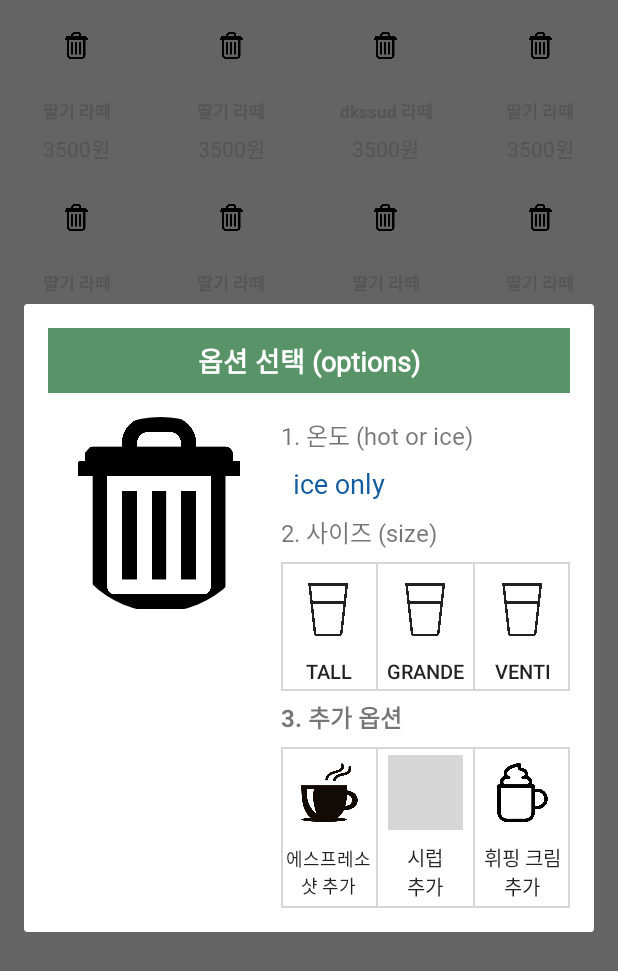
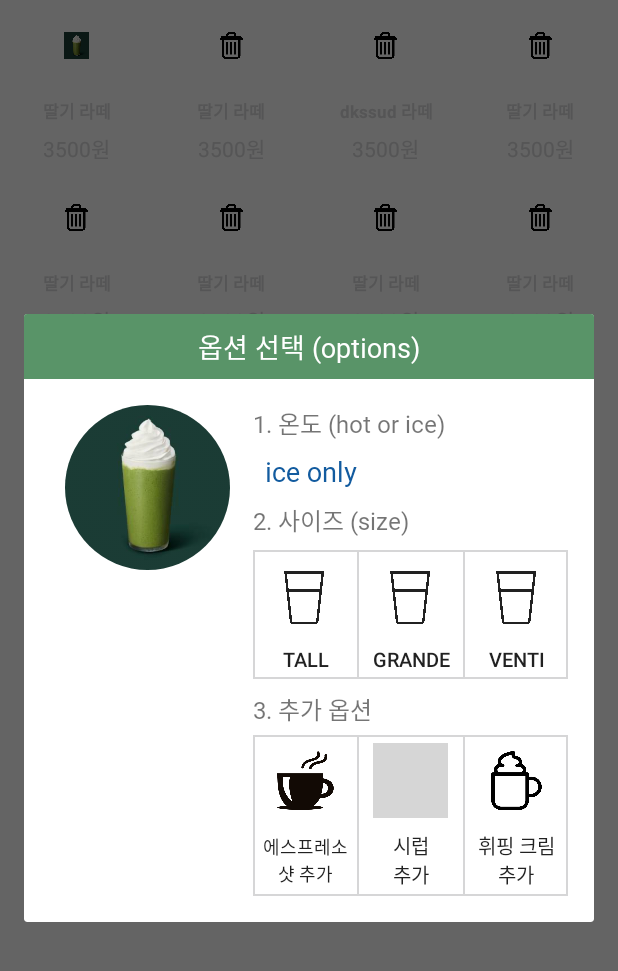
Before and after one commit to minju1459/kiosk_ordering, an Android app: the fragment BlendedFragment shown on its own in the app's theme, after a tap on "딸기 라떼", on a phone screen of 412 x 824 dp. Shown: the top 971 px of the screen. Run offline under Robolectric (Android 15) with nearby library versions, the phone set to English and light mode, and no system bars; our stand-ins replace CircleImageView, data binding; grey boxes are pictures that could not be loaded.

Commit message:
[FIX] option dialog layout 조정

```diff
--- a/app/src/main/java/com/kiosk/app/blended/BlendedFragment.kt
+++ b/app/src/main/java/com/kiosk/app/blended/BlendedFragment.kt
@@ -35,7 +35,7 @@ class BlendedFragment : BindingFragment<FragmentBlendedBinding>(R.layout.fragmen
 
     private fun getItems(): List<Item> {
         return listOf(
-            Item(R.drawable.ic_main_delete, "딸기 라떼", "3500원"),
+            Item(R.drawable.img_green, "딸기 라떼", "3500원"),
             Item(R.drawable.ic_main_delete, "딸기 라떼", "3500원"),
             Item(R.drawable.ic_main_delete, "dkssud 라떼", "3500원"),
             Item(R.drawable.ic_main_delete, "딸기 라떼", "3500원"),
--- a/app/src/main/res/layout/dialog_ice_option.xml
+++ b/app/src/main/res/layout/dialog_ice_option.xml
@@ -7,8 +7,7 @@
     <LinearLayout
         android:layout_width="match_parent"
         android:layout_height="wrap_content"
-        android:orientation="vertical"
-        android:padding="16dp">
+        android:orientation="vertical">
 
         <TextView
             android:id="@+id/tv_option_title"
@@ -20,19 +19,19 @@
             android:padding="8dp"
             android:text="@string/option_tv_title"
             android:textColor="@android:color/white"
-            android:textSize="18sp"
-            android:textStyle="bold" />
+            android:textSize="18sp" />
 
         <LinearLayout
             android:layout_width="match_parent"
             android:layout_height="wrap_content"
             android:orientation="horizontal"
+            android:padding="17dp"
             android:paddingTop="16dp">
 
             <de.hdodenhof.circleimageview.CircleImageView
                 android:id="@+id/ivMenuImage"
-                android:layout_width="130dp"
-                android:layout_height="130dp"
+                android:layout_width="110dp"
+                android:layout_height="110dp"
                 android:layout_marginStart="10dp"
                 android:contentDescription="@null"
                 tools:src="@drawable/img_green" />
@@ -173,15 +172,15 @@
                 <TextView
                     android:layout_width="wrap_content"
                     android:layout_height="wrap_content"
-                    android:layout_marginTop="5dp"
+                    android:layout_marginTop="8dp"
                     android:text="@string/option_tv_add_option"
                     android:textSize="16sp"
-                    android:textStyle="bold" />
+                   android:fontFamily="@font/pretendard_bold" />
 
                 <LinearLayout
                     android:layout_width="wrap_content"
                     android:layout_height="wrap_content"
-                    android:layout_marginTop="8dp"
+                    android:layout_marginTop="5dp"
                     android:background="@drawable/shape_transparent_fill_grayscales400_line_rectangle"
                     android:orientation="horizontal">
 
```
Also changed, not shown: app/src/main/res/layout/dialog_hot_option.xml (+8 -9 lines), app/src/main/res/layout/dialog_reheat_option.xml (+5 -6 lines).
